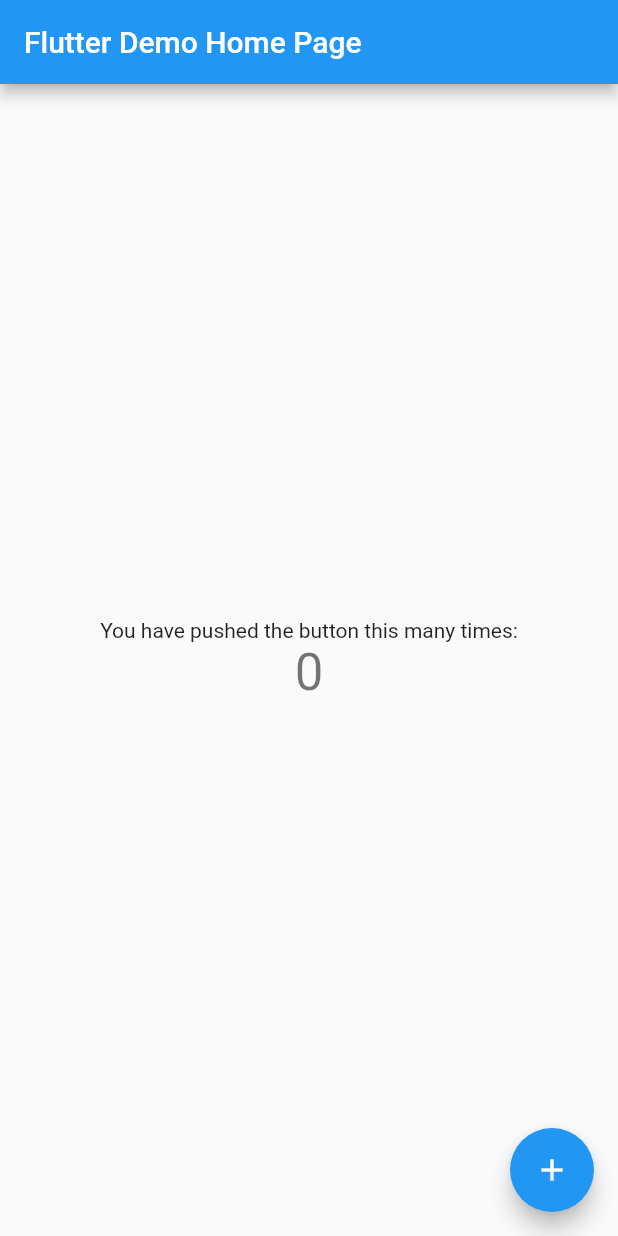
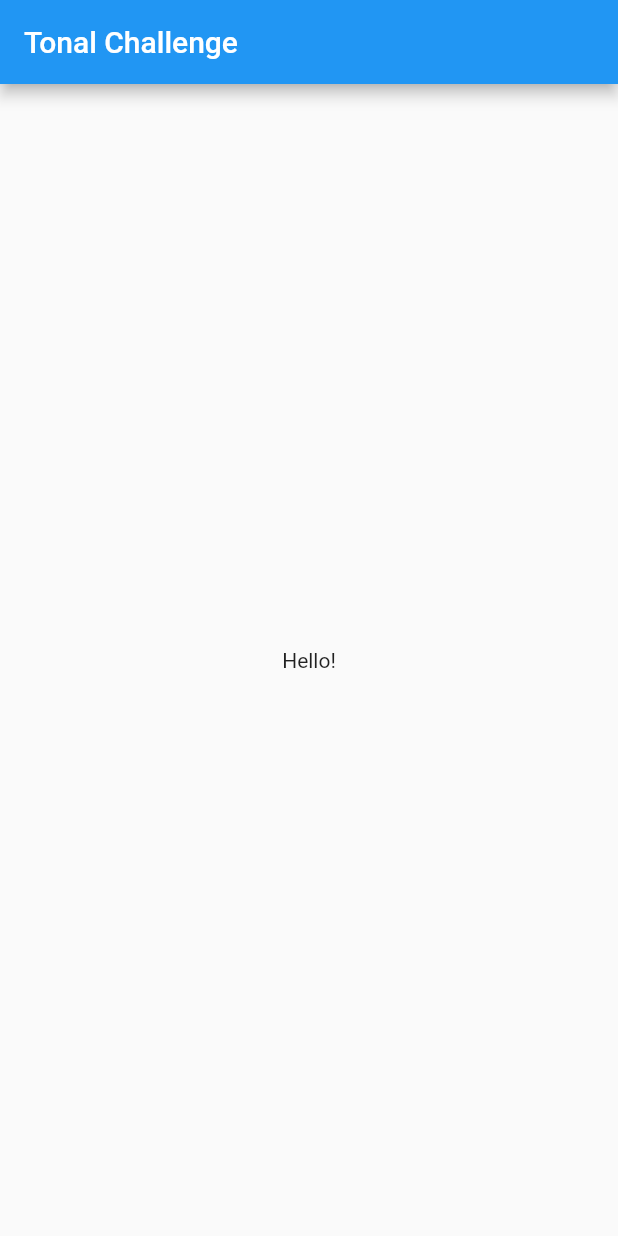
Before and after one commit to lhartman1/TonalChallenge, a Flutter app: the screen it shows after launch, on a phone screen of 412 x 824 dp. Run offline on Flutter 3.47's test engine with Material 2 defaults, Android fonts, the phone set to English and light mode, and no system bars.

Commit message:
Move HomePage out of main.dart

```diff
--- a/lib/main.dart
+++ b/lib/main.dart
@@ -1,4 +1,6 @@
 import 'package:flutter/material.dart';
+
+import 'screens/home_page.dart';
 
 void main() {
   runApp(const MyApp());
@@ -7,109 +9,14 @@ void main() {
 class MyApp extends StatelessWidget {
   const MyApp({Key? key}) : super(key: key);
 
-  // This widget is the root of your application.
   @override
   Widget build(BuildContext context) {
     return MaterialApp(
-      title: 'Flutter Demo',
+      title: 'Tonal Challenge',
       theme: ThemeData(
-        // This is the theme of your application.
-        //
-        // Try running your application with "flutter run". You'll see the
-        // application has a blue toolbar. Then, without quitting the app, try
-        // changing the primarySwatch below to Colors.green and then invoke
-        // "hot reload" (press "r" in the console where you ran "flutter run",
-        // or simply save your changes to "hot reload" in a Flutter IDE).
-        // Notice that the counter didn't reset back to zero; the application
-        // is not restarted.
         primarySwatch: Colors.blue,
       ),
-      home: const MyHomePage(title: 'Flutter Demo Home Page'),
+      home: const HomePage(),
     );
   }
 }
-
-class MyHomePage extends StatefulWidget {
-  const MyHomePage({Key? key, required this.title}) : super(key: key);
-
-  // This widget is the home page of your application. It is stateful, meaning
-  // that it has a State object (defined below) that contains fields that affect
-  // how it looks.
-
-  // This class is the configuration for the state. It holds the values (in this
-  // case the title) provided by the parent (in this case the App widget) and
-  // used by the build method of the State. Fields in a Widget subclass are
-  // always marked "final".
-
-  final String title;
-
-  @override
-  State<MyHomePage> createState() => _MyHomePageState();
-}
-
-class _MyHomePageState extends State<MyHomePage> {
-  int _counter = 0;
-
-  void _incrementCounter() {
-    setState(() {
-      // This call to setState tells the Flutter framework that something has
-      // changed in this State, which causes it to rerun the build method below
-      // so that the display can reflect the updated values. If we changed
-      // _counter without calling setState(), then the build method would not be
-      // called again, and so nothing would appear to happen.
-      _counter++;
-    });
-  }
-
-  @override
-  Widget build(BuildContext context) {
-    // This method is rerun every time setState is called, for instance as done
-    // by the _incrementCounter method above.
-    //
-    // The Flutter framework has been optimized to make rerunning build methods
-    // fast, so that you can just rebuild anything that needs updating rather
-    // than having to individually change instances of widgets.
-    return Scaffold(
-      appBar: AppBar(
-        // Here we take the value from the MyHomePage object that was created by
-        // the App.build method, and use it to set our appbar title.
-        title: Text(widget.title),
-      ),
-      body: Center(
-        // Center is a layout widget. It takes a single child and positions it
-        // in the middle of the parent.
-        child: Column(
-          // Column is also a layout widget. It takes a list of children and
-          // arranges them vertically. By default, it sizes itself to fit its
-          // children horizontally, and tries to be as tall as its parent.
-          //
-          // Invoke "debug painting" (press "p" in the console, choose the
-          // "Toggle Debug Paint" action from the Flutter Inspector in Android
-          // Studio, or the "Toggle Debug Paint" command in Visual Studio Code)
-          // to see the wireframe for each widget.
-          //
-          // Column has various properties to control how it sizes itself and
-          // how it positions its children. Here we use mainAxisAlignment to
-          // center the children vertically; the main axis here is the vertical
-          // axis because Columns are vertical (the cross axis would be
-          // horizontal).
-          mainAxisAlignment: MainAxisAlignment.center,
-          children: <Widget>[
-            const Text(
-              'You have pushed the button this many times:',
-            ),
-            Text(
-              '$_counter',
-              style: Theme.of(context).textTheme.headline4,
-            ),
-          ],
-        ),
-      ),
-      floatingActionButton: FloatingActionButton(
-        onPressed: _incrementCounter,
-        tooltip: 'Increment',
-        child: const Icon(Icons.add),
-      ), // This trailing comma makes auto-formatting nicer for build methods.
-    );
-  }
-}
--- /dev/null
+++ b/lib/screens/home_page.dart
@@ -0,0 +1,17 @@
+import 'package:flutter/material.dart';
+
+class HomePage extends StatelessWidget {
+  const HomePage({Key? key}) : super(key: key);
+
+  @override
+  Widget build(BuildContext context) {
+    return Scaffold(
+      appBar: AppBar(
+        title: const Text('Tonal Challenge'),
+      ),
+      body: const Center(
+        child: Text('Hello!'),
+      ),
+    );
+  }
+}
```
